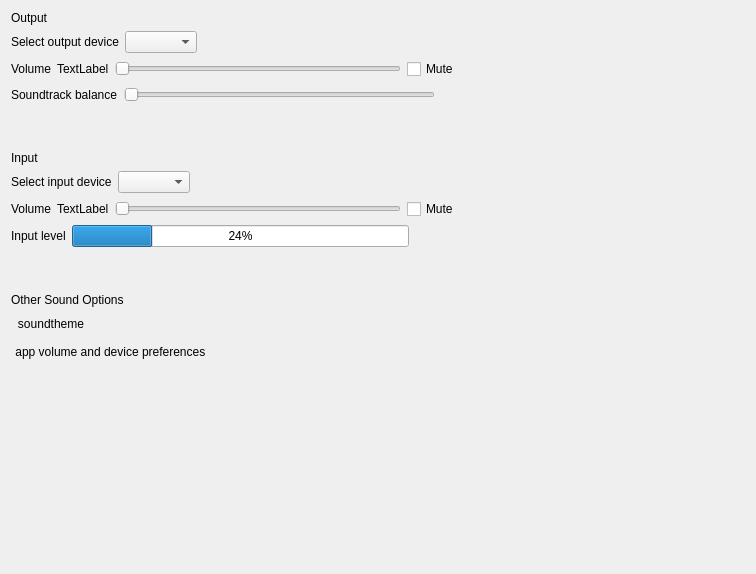
Old version of the form plugins/devices/audio/audio.ui in the repository ukui/ukui-control-center.
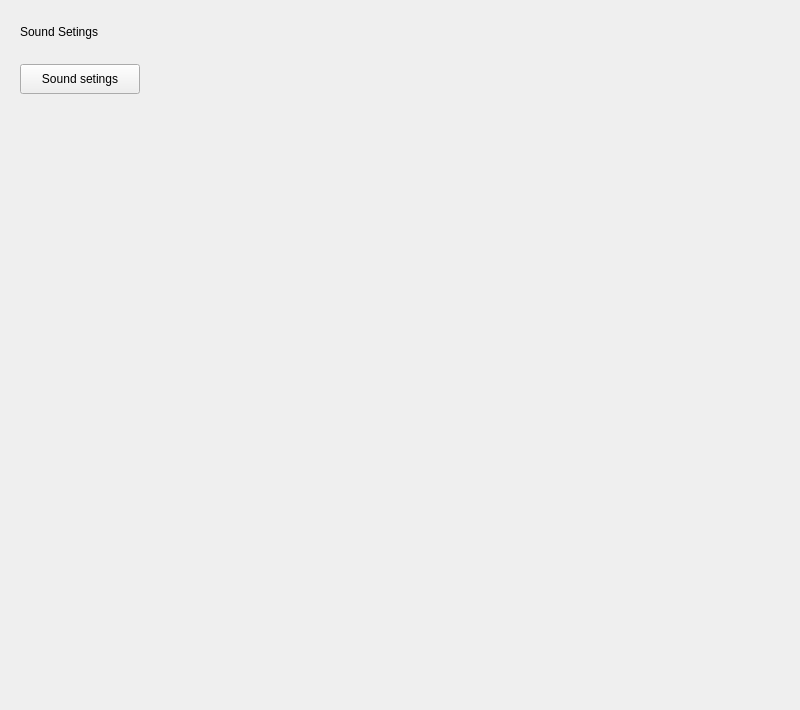
New version of the form.

What changed in the file:
```diff
--- a/plugins/devices/audio/audio.ui
+++ b/plugins/devices/audio/audio.ui
@@ -6,14 +6,29 @@
    <rect>
     <x>0</x>
     <y>0</y>
-    <width>756</width>
-    <height>574</height>
+    <width>800</width>
+    <height>710</height>
    </rect>
   </property>
+  <property name="minimumSize">
+   <size>
+    <width>800</width>
+    <height>710</height>
+   </size>
+  </property>
+  <property name="maximumSize">
+   <size>
+    <width>800</width>
+    <height>710</height>
+   </size>
+  </property>
   <property name="windowTitle">
    <string>Audio</string>
   </property>
   <layout class="QHBoxLayout" name="horizontalLayout">
+   <property name="spacing">
+    <number>0</number>
+   </property>
    <property name="leftMargin">
     <number>0</number>
    </property>
@@ -29,7 +44,7 @@
    <item>
     <widget class="QStackedWidget" name="StackedWidget">
      <property name="currentIndex">
-      <number>0</number>
+      <number>3</number>
      </property>
      <widget class="QWidget" name="Page0">
       <layout class="QVBoxLayout" name="verticalLayout">
@@ -690,6 +705,115 @@
        </item>
       </layout>
      </widget>
+     <widget class="QWidget" name="page">
+      <property name="minimumSize">
+       <size>
+        <width>800</width>
+        <height>710</height>
+       </size>
+      </property>
+      <property name="maximumSize">
+       <size>
+        <width>800</width>
+        <height>710</height>
+       </size>
+      </property>
+      <layout class="QVBoxLayout" name="verticalLayout_5">
+       <property name="spacing">
+        <number>25</number>
+       </property>
+       <property name="leftMargin">
+        <number>20</number>
+       </property>
+       <property name="topMargin">
+        <number>25</number>
+       </property>
+       <property name="rightMargin">
+        <number>0</number>
+       </property>
+       <property name="bottomMargin">
+        <number>0</number>
+       </property>
+       <item>
+        <layout class="QVBoxLayout" name="verticalLayout_2">
+         <property name="spacing">
+          <number>25</number>
+         </property>
+         <item>
+          <widget class="QLabel" name="label_19">
+           <property name="sizePolicy">
+            <sizepolicy hsizetype="Fixed" vsizetype="Fixed">
+             <horstretch>0</horstretch>
+             <verstretch>0</verstretch>
+            </sizepolicy>
+           </property>
+           <property name="text">
+            <string>Sound Setings</string>
+           </property>
+           <property name="scaledContents">
+            <bool>true</bool>
+           </property>
+           <property name="stylesize" stdset="0">
+            <string notr="true">title1#</string>
+           </property>
+          </widget>
+         </item>
+         <item>
+          <layout class="QHBoxLayout" name="horizontalLayout_16">
+           <item>
+            <widget class="QPushButton" name="soundsettingsBtn">
+             <property name="minimumSize">
+              <size>
+               <width>120</width>
+               <height>30</height>
+              </size>
+             </property>
+             <property name="maximumSize">
+              <size>
+               <width>120</width>
+               <height>30</height>
+              </size>
+             </property>
+             <property name="text">
+              <string>Sound setings</string>
+             </property>
+             <property name="flat">
+              <bool>false</bool>
+             </property>
+            </widget>
+           </item>
+           <item>
+            <spacer name="horizontalSpacer_13">
+             <property name="orientation">
+              <enum>Qt::Horizontal</enum>
+             </property>
+             <property name="sizeHint" stdset="0">
+              <size>
+               <width>40</width>
+               <height>20</height>
+              </size>
+             </property>
+            </spacer>
+           </item>
+          </layout>
+         </item>
+         <item>
+          <spacer name="verticalSpacer_8">
+           <property name="orientation">
+            <enum>Qt::Vertical</enum>
+           </property>
+           <property name="sizeHint" stdset="0">
+            <size>
+             <width>20</width>
+             <height>40</height>
+            </size>
+           </property>
+          </spacer>
+         </item>
+        </layout>
+       </item>
+      </layout>
+     </widget>
     </widget>
    </item>
   </layout>
```
